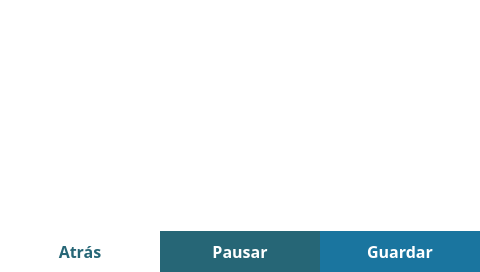
This is src/views/MonitoringView/Monitoring.ui in Giocerz/water_quality_rpi_unal as Qt 5 draws it before an edit. The edited form follows.
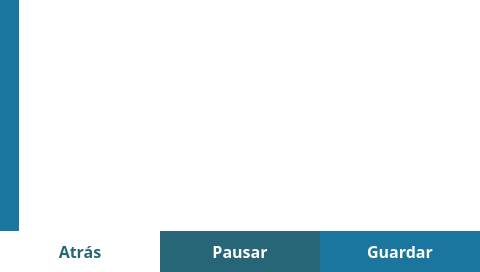
This is the edited form.

Commit message: fix: update QPushButton styles and add options button for improved UI functionality

```diff
--- a/src/views/MonitoringView/Monitoring.ui
+++ b/src/views/MonitoringView/Monitoring.ui
@@ -24,9 +24,8 @@
 }
 
 QPushButton {
-	border: 1px solid #00007f;
+	border: none;
 	background-color: white;
-	color: #00007f;
 	font-size: 14px;
 	font-family: Poppins;
 	font-weight: 500;
@@ -112,6 +111,29 @@
      <string>Guardar</string>
     </property>
    </widget>
+   <widget class="QPushButton" name="optionsBtn">
+    <property name="geometry">
+     <rect>
+      <x>0</x>
+      <y>0</y>
+      <width>19</width>
+      <height>231</height>
+     </rect>
+    </property>
+    <property name="styleSheet">
+     <string notr="true">QPushButton {
+	background-color: #1a759f;
+	color: white;
+	font-size: 16px;
+	font-weight: 500;
+	height: 50px;
+	border: none;
+}</string>
+    </property>
+    <property name="text">
+     <string/>
+    </property>
+   </widget>
   </widget>
  </widget>
  <resources/>
```
The commit also changes 5 other files.
